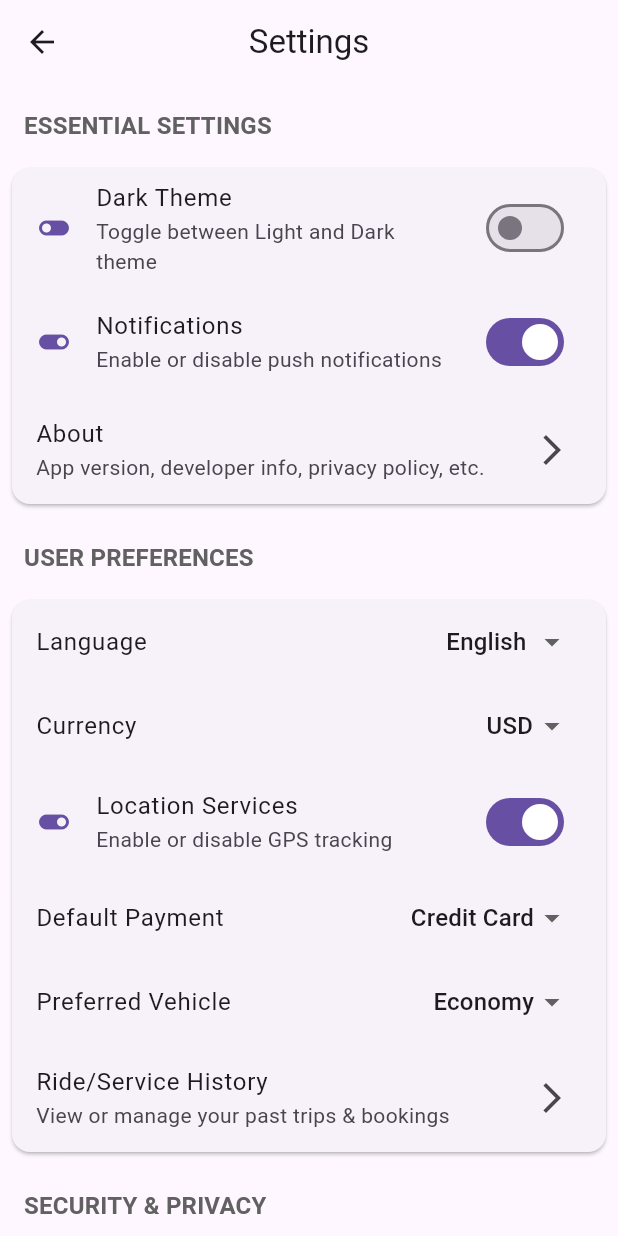
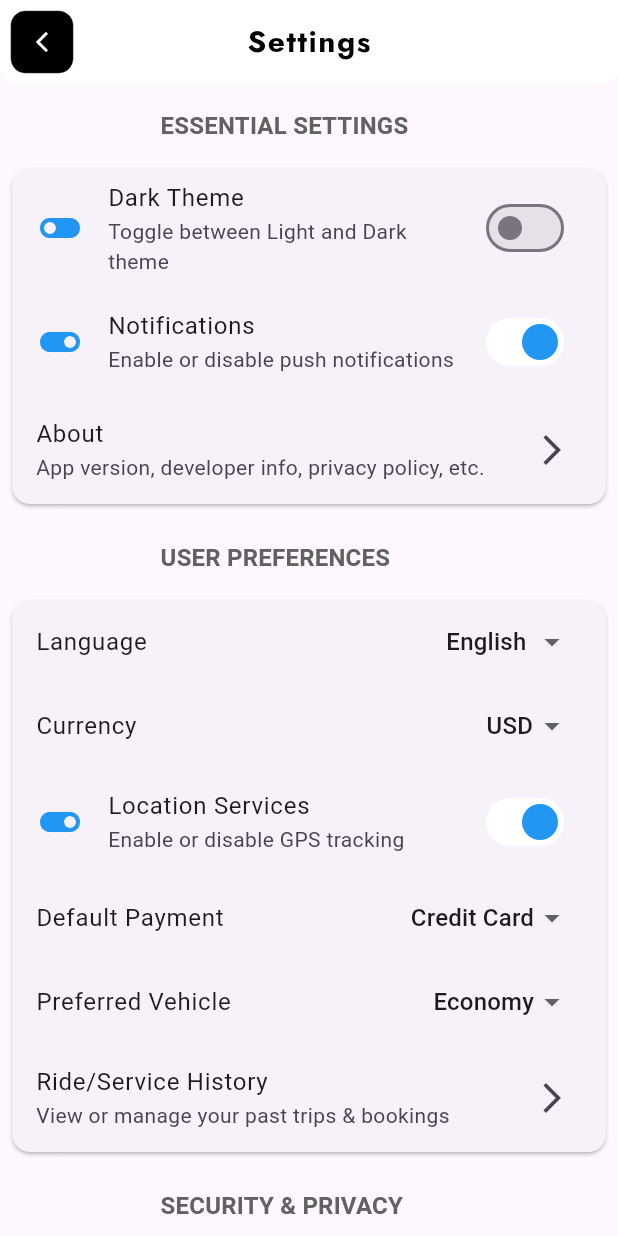
Before and after one commit to BCS201003/Trasport-Services, a Flutter app: the SettingsScreen screen opened directly, on a phone screen of 412 x 824 dp. Run offline on Flutter 3.47's test engine with Material 3 defaults, Android fonts, the phone set to English and light mode, and no system bars; our stand-ins replace clock, firebase_core, flutter_local_notifications, flutter_map, get, intl_phone_field and 4 more; accounts and stored records are empty.

Commit message:
settings update

```diff
--- a/lib/NavigationSideBar/navigation_sidebar_admin.dart
+++ b/lib/NavigationSideBar/navigation_sidebar_admin.dart
@@ -3,7 +3,7 @@ import 'package:untitled/Mybuses/my_buses.dart';
 import 'package:untitled/Notification/notification_controller.dart';
 import 'package:get/get.dart';
 import 'package:flutter/material.dart';
-import 'package:untitled/Settings/settings.dart';
+import 'package:untitled/Settings/views/settings.dart';
 import 'package:untitled/Widgets/Other_widget/my_button_neg.dart';
 import 'package:untitled/Widgets/Other_widget/drawer_neg.dart';
 import 'package:untitled/Widgets/Other_widget/logout.dart';
--- a/lib/NavigationSideBar/navigation_sidebar_driver.dart
+++ b/lib/NavigationSideBar/navigation_sidebar_driver.dart
@@ -7,7 +7,7 @@ import 'package:untitled/Notification/notification_controller.dart';
 import 'package:untitled/BusDashboard/busdashboard.dart';
 import 'package:untitled/Learning/advertiz.dart';
 import 'package:untitled/Seats/view/seats.dart';
-import 'package:untitled/Settings/settings.dart';
+import 'package:untitled/Settings/views/settings.dart';
 import 'package:untitled/Widgets/Other_widget/my_button_neg.dart';
 import 'package:untitled/Widgets/Other_widget/drawer_neg.dart';
 import 'package:untitled/Widgets/Other_widget/logout.dart';
--- a/lib/NavigationSideBar/navigation_sidebar_passenger.dart
+++ b/lib/NavigationSideBar/navigation_sidebar_passenger.dart
@@ -4,7 +4,7 @@ import 'package:get/get.dart';
 import 'package:flutter/material.dart';
 import 'package:untitled/ProfileScreen/Views/screens/create_profile/createprofilescreen.dart';
 import 'package:untitled/Seats/view/seats.dart';
-import 'package:untitled/Settings/settings.dart';
+import 'package:untitled/Settings/views/settings.dart';
 import 'package:untitled/Widgets/Other_widget/my_button_neg.dart';
 import 'package:untitled/Widgets/Other_widget/drawer_neg.dart';
 import 'package:untitled/Widgets/Other_widget/logout.dart';
--- a/lib/Settings/settings.dart
+++ b/lib/Settings/views/settings.dart
@@ -1,14 +1,19 @@
 import 'package:flutter/material.dart';
+import 'package:untitled/Settings/views/widgets/custom_dropdown_tile.dart';
+import 'package:untitled/Settings/views/widgets/custom_switch_tile.dart';
+import 'package:untitled/Settings/views/widgets/section_title.dart';
+import 'package:untitled/Widgets/Appbar/custom_appbar.dart';
+
 
 class SettingsScreen extends StatefulWidget {
-  const SettingsScreen({Key? key}) : super(key: key);
+  const SettingsScreen({super.key});
 
   @override
   State<SettingsScreen> createState() => _SettingsScreenState();
 }
 
 class _SettingsScreenState extends State<SettingsScreen> {
-  // Example states for toggles / selections
+  // Example states for toggles and selections
   bool isDarkTheme = false;
   bool notificationsEnabled = true;
   bool locationEnabled = true;
@@ -22,37 +27,36 @@ class _SettingsScreenState extends State<SettingsScreen> {
   @override
   Widget build(BuildContext context) {
     return Scaffold(
-      appBar: AppBar(
-        title: const Text('Settings'),
-        centerTitle: true,
-      ),
+      appBar: const CustomAppBar(title: 'Settings'),
       body: ListView(
         children: [
           // ESSENTIAL SETTINGS
-          _buildSectionTitle(context, 'ESSENTIAL SETTINGS'),
+          const SectionTitle(title: 'ESSENTIAL SETTINGS'),
           Card(
             margin: const EdgeInsets.all(8),
             child: Column(
               children: [
-                _buildSwitchListTile(
-                  context,
+                CustomSwitchTile(
                   title: 'Dark Theme',
                   subtitle: 'Toggle between Light and Dark theme',
                   value: isDarkTheme,
                   onChanged: (value) {
                     setState(() => isDarkTheme = value);
-                    // TODO: Hook to your actual theme logic
+                    // TODO: Add your theme logic (e.g. Provider, Bloc, or setState)
                   },
+                  activeColor: Colors.blue,
+                  activeTrackColor: Colors.white,
                 ),
-                _buildSwitchListTile(
-                  context,
+                CustomSwitchTile(
                   title: 'Notifications',
                   subtitle: 'Enable or disable push notifications',
                   value: notificationsEnabled,
                   onChanged: (value) {
                     setState(() => notificationsEnabled = value);
-                    // TODO: Handle notification permission / logic
+                    // TODO: Notification permission logic
                   },
+                  activeColor: Colors.blue,
+                  activeTrackColor: Colors.white,
                 ),
                 ListTile(
                   title: const Text('About'),
@@ -67,33 +71,29 @@ class _SettingsScreenState extends State<SettingsScreen> {
           ),
 
           // USER PREFERENCES
-          _buildSectionTitle(context, 'USER PREFERENCES'),
+          const SectionTitle(title: 'USER PREFERENCES'),
           Card(
             margin: const EdgeInsets.all(8),
             child: Column(
               children: [
-                _buildDropdownTile(
-                  context,
+                CustomDropdownTile(
                   title: 'Language',
                   currentValue: selectedLanguage,
                   items: const ['English', 'Spanish', 'French', 'German'],
                   onChanged: (value) {
                     setState(() => selectedLanguage = value!);
-                    // TODO: Handle language change in your app
+                    // TODO: Implement i18n or localization here
                   },
                 ),
-                _buildDropdownTile(
-                  context,
+                CustomDropdownTile(
                   title: 'Currency',
                   currentValue: selectedCurrency,
                   items: const ['USD', 'EUR', 'GBP', 'JPY'],
                   onChanged: (value) {
                     setState(() => selectedCurrency = value!);
-                    // TODO: Handle currency change
                   },
                 ),
-                _buildSwitchListTile(
-                  context,
+                CustomSwitchTile(
                   title: 'Location Services',
                   subtitle: 'Enable or disable GPS tracking',
                   value: locationEnabled,
@@ -101,25 +101,23 @@ class _SettingsScreenState extends State<SettingsScreen> {
                     setState(() => locationEnabled = value);
                     // TODO: Request or revoke location permissions
                   },
+                  activeColor: Colors.blue,
+                  activeTrackColor: Colors.white,
                 ),
-                _buildDropdownTile(
-                  context,
+                CustomDropdownTile(
                   title: 'Default Payment',
                   currentValue: preferredPayment,
                   items: const ['Credit Card', 'Wallet', 'Cash'],
                   onChanged: (value) {
                     setState(() => preferredPayment = value!);
-                    // TODO: Save user’s preferred payment method
                   },
                 ),
-                _buildDropdownTile(
-                  context,
+                CustomDropdownTile(
                   title: 'Preferred Vehicle',
                   currentValue: preferredVehicle,
                   items: const ['Economy', 'Premium', 'Shared'],
                   onChanged: (value) {
                     setState(() => preferredVehicle = value!);
-                    // TODO: Save user’s preferred vehicle type
                   },
                 ),
                 ListTile(
@@ -127,7 +125,7 @@ class _SettingsScreenState extends State<SettingsScreen> {
                   subtitle: const Text('View or manage your past trips & bookings'),
                   trailing: const Icon(Icons.arrow_forward_ios),
                   onTap: () {
-                    // TODO: Navigate to ride/service history screen
+                    // TODO: Navigate to history screen
                   },
                 ),
               ],
@@ -135,13 +133,12 @@ class _SettingsScreenState extends State<SettingsScreen> {
           ),
 
           // SECURITY & PRIVACY
-          _buildSectionTitle(context, 'SECURITY & PRIVACY'),
+          const SectionTitle(title: 'SECURITY & PRIVACY'),
           Card(
             margin: const EdgeInsets.all(8),
             child: Column(
               children: [
-                _buildSwitchListTile(
-                  context,
+                CustomSwitchTile(
                   title: 'Biometric Authentication',
                   subtitle: 'Enable Face ID or Fingerprint',
                   value: biometricEnabled,
@@ -149,6 +146,8 @@ class _SettingsScreenState extends State<SettingsScreen> {
                     setState(() => biometricEnabled = value);
                     // TODO: Integrate local_auth or relevant library
                   },
+                  activeColor: Colors.blue,
+                  activeTrackColor: Colors.white,
                 ),
                 ListTile(
                   title: const Text('Change Password'),
@@ -163,7 +162,7 @@ class _SettingsScreenState extends State<SettingsScreen> {
                   subtitle: const Text('Enhance account security'),
                   trailing: const Icon(Icons.arrow_forward_ios),
                   onTap: () {
-                    // TODO: Navigate to 2FA settings
+                    // TODO: 2FA setup
                   },
                 ),
                 ListTile(
@@ -171,7 +170,7 @@ class _SettingsScreenState extends State<SettingsScreen> {
                   subtitle: const Text('Manage permissions and data collection'),
                   trailing: const Icon(Icons.arrow_forward_ios),
                   onTap: () {
-                    // TODO: Navigate to data & privacy settings
+                    // TODO: Navigate to data & privacy
                   },
                 ),
               ],
@@ -179,7 +178,7 @@ class _SettingsScreenState extends State<SettingsScreen> {
           ),
 
           // SUPPORT & ASSISTANCE
-          _buildSectionTitle(context, 'SUPPORT & ASSISTANCE'),
+          const SectionTitle(title: 'SUPPORT & ASSISTANCE'),
           Card(
             margin: const EdgeInsets.all(8),
             child: Column(
@@ -189,7 +188,7 @@ class _SettingsScreenState extends State<SettingsScreen> {
                   subtitle: const Text('FAQs, contact support, troubleshooting'),
                   trailing: const Icon(Icons.arrow_forward_ios),
                   onTap: () {
-                    // TODO: Navigate to help & support page
+                    // TODO: Help & Support
                   },
                 ),
                 ListTile(
@@ -197,7 +196,7 @@ class _SettingsScreenState extends State<SettingsScreen> {
                   subtitle: const Text('Report bugs or service problems'),
                   trailing: const Icon(Icons.arrow_forward_ios),
                   onTap: () {
-                    // TODO: Navigate to issue reporting page
+                    // TODO: Issue reporting
                   },
                 ),
               ],
@@ -207,60 +206,4 @@ class _SettingsScreenState extends State<SettingsScreen> {
       ),
     );
   }
-
-  /// Helper widget for section title
-  Widget _buildSectionTitle(BuildContext context, String title) {
-    return Padding(
-      padding: const EdgeInsets.fromLTRB(16, 16, 0, 8),
-      child: Text(
-        title,
-        style: Theme.of(context).textTheme.titleMedium?.copyWith(
-          fontSize: 16,
-          fontWeight: FontWeight.bold,
-          color: Colors.grey[700],
-        ),
-      ),
-    );
-  }
-
-  /// Helper for a SwitchListTile with consistent style
-  Widget _buildSwitchListTile(
-      BuildContext context, {
-        required String title,
-        required String subtitle,
-        required bool value,
-        required ValueChanged<bool> onChanged,
-      }) {
-    return SwitchListTile(
-      title: Text(title),
-      subtitle: Text(subtitle),
-      value: value,
-      onChanged: onChanged,
-      secondary: Icon(value ? Icons.toggle_on : Icons.toggle_off, color: Theme.of(context).primaryColor),
-    );
-  }
-
-  /// Helper for a Dropdown selection
-  Widget _buildDropdownTile(
-      BuildContext context, {
-        required String title,
-        required String currentValue,
-        required List<String> items,
-        required ValueChanged<String?> onChanged,
-      }) {
-    return ListTile(
-      title: Text(title),
-      trailing: DropdownButton<String>(
-        value: currentValue,
-        items: items
-            .map((item) => DropdownMenuItem<String>(
-          value: item,
-          child: Text(item),
-        ))
-            .toList(),
-        onChanged: onChanged,
-        underline: const SizedBox(), // remove the default underline
-      ),
-    );
-  }
 }
--- /dev/null
+++ b/lib/Settings/views/widgets/custom_dropdown_tile.dart
@@ -0,0 +1,35 @@
+import 'package:flutter/material.dart';
+
+class CustomDropdownTile extends StatelessWidget {
+  final String title;
+  final String currentValue;
+  final List<String> items;
+  final ValueChanged<String?> onChanged;
+
+  const CustomDropdownTile({
+    Key? key,
+    required this.title,
+    required this.currentValue,
+    required this.items,
+    required this.onChanged,
+  }) : super(key: key);
+
+  @override
+  Widget build(BuildContext context) {
+    return ListTile(
+      title: Text(title),
+      trailing: DropdownButton<String>(
+        value: currentValue,
+        // Convert your items list into DropdownMenuItem widgets
+        items: items.map((item) {
+          return DropdownMenuItem<String>(
+            value: item,
+            child: Text(item),
+          );
+        }).toList(),
+        onChanged: onChanged,
+        underline: const SizedBox(), // Remove default underline
+      ),
+    );
+  }
+}
--- /dev/null
+++ b/lib/Settings/views/widgets/custom_switch_tile.dart
@@ -0,0 +1,40 @@
+import 'package:flutter/material.dart';
+
+class CustomSwitchTile extends StatelessWidget {
+  final String title;
+  final String subtitle;
+  final bool value;
+  final ValueChanged<bool> onChanged;
+
+  // Optional: Provide custom colors to override defaults
+  final Color? activeColor;
+  final Color? activeTrackColor;
+
+  const CustomSwitchTile({
+    Key? key,
+    required this.title,
+    required this.subtitle,
+    required this.value,
+    required this.onChanged,
+    this.activeColor,
+    this.activeTrackColor,
+  }) : super(key: key);
+
+  @override
+  Widget build(BuildContext context) {
+    return SwitchListTile(
+      title: Text(title),
+      subtitle: Text(subtitle),
+      value: value,
+      onChanged: onChanged,
+      activeColor: activeColor,
+      activeTrackColor: activeTrackColor,
+      // You can also use 'secondary:' to show an icon or avatar
+      secondary: Icon(
+        value ? Icons.toggle_on : Icons.toggle_off,
+        color: activeColor ?? Theme.of(context).colorScheme.primary,
+        size: 32,
+      ),
+    );
+  }
+}
--- /dev/null
+++ b/lib/Settings/views/widgets/section_title.dart
@@ -0,0 +1,24 @@
+import 'package:flutter/material.dart';
+
+class SectionTitle extends StatelessWidget {
+  final String title;
+
+  const SectionTitle({Key? key, required this.title}) : super(key: key);
+
+  @override
+  Widget build(BuildContext context) {
+    // Some versions of Flutter removed 'subtitle1'; use 'titleMedium' or
+    // whichever text style you prefer for your headings.
+    return Padding(
+      padding: const EdgeInsets.fromLTRB(107, 16, 0, 8),
+      child: Text(
+        title,
+        style: Theme.of(context).textTheme.titleMedium?.copyWith(
+          fontSize: 16,
+          fontWeight: FontWeight.bold,
+          color: Colors.grey[700],
+        ),
+      ),
+    );
+  }
+}
```
Also changed, not shown: lib/Settings/views/data_and_privacy/about.dart (added), lib/Settings/views/data_and_privacy/change_password.dart (added), lib/Settings/views/data_and_privacy/help_and_support.dart (added), lib/Settings/views/data_and_privacy/report_an_issue.dart (added), lib/Settings/views/data_and_privacy/ride_history.dart (added), lib/Settings/views/data_and_privacy/two_factor_authentication.dart (added).
